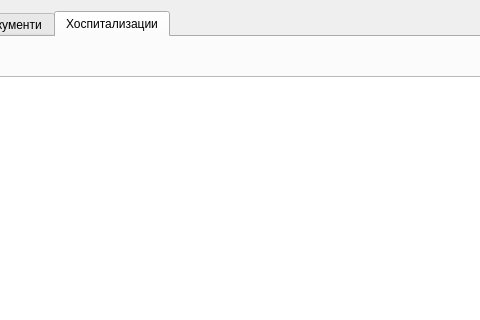
Old version of the form src/View/Widgets/PatientHistoryDialog.ui in the repository thefinalcutbg/DinoDent; both pictures show x 420 to 900 and y 0 to 320 of the 1160 by 601 pixel window.
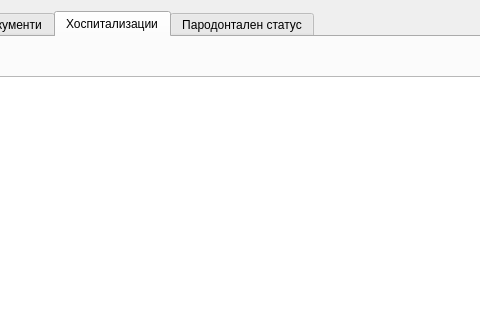
New version of the form. The open tabs and pages were chosen to show the change. Custom widgets are drawn as their Qt base class.

Commit message: periodontal snapshots implemented in patient history dialog

```diff
--- a/src/View/Widgets/PatientHistoryDialog.ui
+++ b/src/View/Widgets/PatientHistoryDialog.ui
@@ -362,6 +362,11 @@
        </item>
       </layout>
      </widget>
+     <widget class="PerioSummary" name="perioTab">
+      <attribute name="title">
+       <string>Пародонтален статус</string>
+      </attribute>
+     </widget>
     </widget>
    </item>
   </layout>
@@ -379,6 +384,12 @@
    <extends>QTableView</extends>
    <header>View/uiComponents/ListTable.h</header>
   </customwidget>
+  <customwidget>
+   <class>PerioSummary</class>
+   <extends>QWidget</extends>
+   <header>View/SubWidgets/PerioSummary.h</header>
+   <container>1</container>
+  </customwidget>
  </customwidgets>
  <resources/>
  <connections/>
```
Left out of the diff: 2 changed lines with no effect on the pictures. The commit also changes 9 other files.
